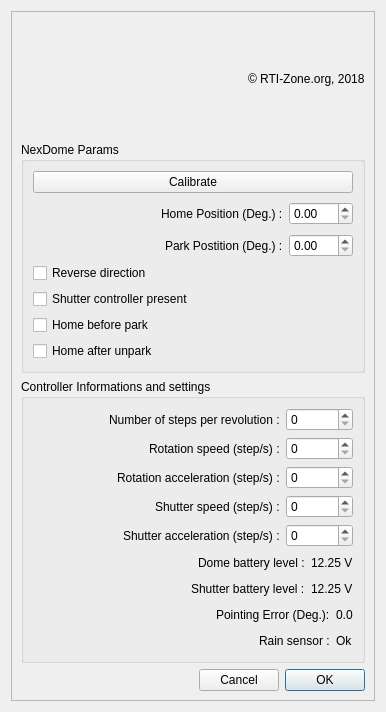
rpineau/NexDome, file NexDome.ui: the form before one commit.
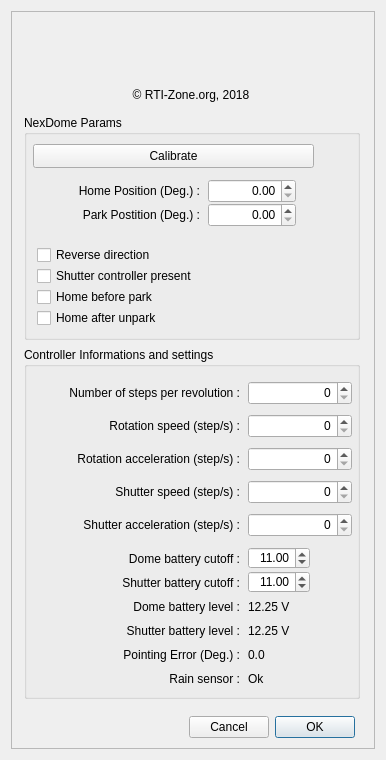
The form after the commit. Icons and pictures are not drawn. Custom widgets are drawn as their Qt base class.

What changed in the file:
```diff
--- a/NexDome.ui
+++ b/NexDome.ui
@@ -7,19 +7,19 @@
     <x>0</x>
     <y>0</y>
     <width>386</width>
-    <height>712</height>
+    <height>760</height>
    </rect>
   </property>
   <property name="minimumSize">
    <size>
     <width>386</width>
-    <height>712</height>
+    <height>760</height>
    </size>
   </property>
   <property name="maximumSize">
    <size>
     <width>386</width>
-    <height>712</height>
+    <height>760</height>
    </size>
   </property>
   <property name="windowTitle">
@@ -49,451 +49,554 @@
      <property name="SerialPortName" stdset="0">
       <string/>
      </property>
-     <layout class="QGridLayout" name="gridLayout">
-      <item row="2" column="0" rowspan="2">
        <widget class="QGroupBox" name="MaxDomeIIParams">
+      <property name="geometry">
+       <rect>
+        <x>13</x>
+        <y>104</y>
+        <width>336</width>
+        <height>225</height>
+       </rect>
+      </property>
         <property name="title">
          <string>NexDome Params</string>
         </property>
-        <layout class="QGridLayout" name="gridLayout_2">
-         <item row="14" column="0">
           <widget class="QCheckBox" name="homeOnUnpark">
+       <property name="geometry">
+        <rect>
+         <x>13</x>
+         <y>193</y>
+         <width>140</width>
+         <height>20</height>
+        </rect>
+       </property>
            <property name="text">
             <string>Home after unpark</string>
            </property>
           </widget>
-         </item>
-         <item row="2" column="0">
           <widget class="QPushButton" name="pushButton">
+       <property name="geometry">
+        <rect>
+         <x>9</x>
+         <y>29</y>
+         <width>281</width>
+         <height>24</height>
+        </rect>
+       </property>
            <property name="text">
             <string>Calibrate</string>
            </property>
           </widget>
-         </item>
-         <item row="12" column="0">
           <widget class="QCheckBox" name="hasShutterCtrl">
+       <property name="geometry">
+        <rect>
+         <x>13</x>
+         <y>151</y>
+         <width>183</width>
+         <height>20</height>
+        </rect>
+       </property>
            <property name="text">
             <string>Shutter controller present</string>
            </property>
           </widget>
-         </item>
-         <item row="10" column="0">
-          <layout class="QHBoxLayout" name="horizontalLayout_3">
-           <item>
-            <spacer name="horizontalSpacer_2">
-             <property name="orientation">
-              <enum>Qt::Horizontal</enum>
-             </property>
-             <property name="sizeHint" stdset="0">
-              <size>
-               <width>40</width>
-               <height>20</height>
-              </size>
-             </property>
-            </spacer>
-           </item>
-           <item>
-            <widget class="QLabel" name="label_3">
-             <property name="text">
-              <string>Park Postition (Deg.) :</string>
-             </property>
-            </widget>
-           </item>
-           <item>
-            <widget class="QDoubleSpinBox" name="parkPosition">
-             <property name="maximum">
-              <double>359.990000000000009</double>
-             </property>
-            </widget>
-           </item>
-          </layout>
-         </item>
-         <item row="11" column="0">
           <widget class="QCheckBox" name="needReverse">
+       <property name="geometry">
+        <rect>
+         <x>13</x>
+         <y>130</y>
+         <width>132</width>
+         <height>20</height>
+        </rect>
+       </property>
            <property name="text">
             <string>Reverse direction</string>
            </property>
           </widget>
-         </item>
-         <item row="7" column="0" rowspan="2">
-          <layout class="QHBoxLayout" name="horizontalLayout_2">
-           <item>
-            <spacer name="horizontalSpacer">
-             <property name="orientation">
-              <enum>Qt::Horizontal</enum>
-             </property>
-             <property name="sizeHint" stdset="0">
-              <size>
-               <width>40</width>
+      <widget class="QCheckBox" name="homeOnPark">
+       <property name="geometry">
+        <rect>
+         <x>13</x>
+         <y>172</y>
+         <width>136</width>
                <height>20</height>
-              </size>
-             </property>
-            </spacer>
-           </item>
-           <item>
+        </rect>
+       </property>
+       <property name="text">
+        <string>Home before park</string>
+       </property>
+      </widget>
             <widget class="QLabel" name="label_2">
+       <property name="geometry">
+        <rect>
+         <x>16</x>
+         <y>64</y>
+         <width>160</width>
+         <height>24</height>
+        </rect>
+       </property>
              <property name="text">
               <string>Home Position (Deg.) :</string>
              </property>
-            </widget>
-           </item>
-           <item>
+       <property name="alignment">
+        <set>Qt::AlignRight|Qt::AlignTrailing|Qt::AlignVCenter</set>
+       </property>
+      </widget>
             <widget class="QDoubleSpinBox" name="homePosition">
+       <property name="geometry">
+        <rect>
+         <x>184</x>
+         <y>64</y>
+         <width>88</width>
+         <height>24</height>
+        </rect>
+       </property>
+       <property name="alignment">
+        <set>Qt::AlignRight|Qt::AlignTrailing|Qt::AlignVCenter</set>
+       </property>
              <property name="maximum">
               <double>359.990000000000009</double>
              </property>
             </widget>
-           </item>
-          </layout>
-         </item>
-         <item row="13" column="0">
-          <widget class="QCheckBox" name="homeOnPark">
-           <property name="text">
-            <string>Home before park</string>
-           </property>
-          </widget>
-         </item>
-        </layout>
-       </widget>
-      </item>
-      <item row="0" column="0">
-       <layout class="QHBoxLayout" name="horizontalLayout_5">
-        <item>
-         <widget class="QLabel" name="label_logo">
+      <widget class="QLabel" name="label_3">
+       <property name="geometry">
+        <rect>
+         <x>32</x>
+         <y>88</y>
+         <width>144</width>
+         <height>24</height>
+        </rect>
+       </property>
           <property name="text">
-           <string/>
-          </property>
-          <property name="pixmap">
-           <pixmap>NexDome.png</pixmap>
-          </property>
+        <string>Park Postition (Deg.) :</string>
+       </property>
           <property name="alignment">
-           <set>Qt::AlignCenter</set>
-          </property>
-          <property name="X2_PhotoFileName" stdset="0">
-           <string>NexDome.png</string>
-          </property>
-         </widget>
-        </item>
-        <item>
-         <spacer name="horizontalSpacer_3">
-          <property name="orientation">
-           <enum>Qt::Horizontal</enum>
-          </property>
-          <property name="sizeHint" stdset="0">
-           <size>
-            <width>40</width>
-            <height>20</height>
-           </size>
-          </property>
-         </spacer>
-        </item>
-        <item>
-         <widget class="QLabel" name="label_4">
-          <property name="text">
-           <string>© RTI-Zone.org, 2018</string>
-          </property>
-         </widget>
-        </item>
-       </layout>
-      </item>
-      <item row="5" column="0">
-       <layout class="QHBoxLayout" name="horizontalLayout_4">
-        <item>
-         <spacer name="horizontalSpacer_4">
-          <property name="orientation">
-           <enum>Qt::Horizontal</enum>
-          </property>
-          <property name="sizeHint" stdset="0">
-           <size>
-            <width>40</width>
-            <height>20</height>
-           </size>
-          </property>
-         </spacer>
-        </item>
-        <item>
-         <widget class="QPushButton" name="pushButtonCancel">
-          <property name="text">
-           <string>Cancel</string>
-          </property>
-         </widget>
-        </item>
-        <item>
-         <widget class="QPushButton" name="pushButtonOK">
-          <property name="text">
-           <string>OK</string>
-          </property>
-          <property name="default">
-           <bool>true</bool>
-          </property>
-         </widget>
-        </item>
-       </layout>
-      </item>
-      <item row="4" column="0">
+        <set>Qt::AlignRight|Qt::AlignTrailing|Qt::AlignVCenter</set>
+       </property>
+      </widget>
+      <widget class="QDoubleSpinBox" name="parkPosition">
+       <property name="geometry">
+        <rect>
+         <x>184</x>
+         <y>88</y>
+         <width>88</width>
+         <height>24</height>
+        </rect>
+       </property>
+       <property name="alignment">
+        <set>Qt::AlignRight|Qt::AlignTrailing|Qt::AlignVCenter</set>
+       </property>
+       <property name="maximum">
+        <double>359.990000000000009</double>
+       </property>
+      </widget>
+     </widget>
        <widget class="QGroupBox" name="groupBox">
+      <property name="geometry">
+       <rect>
+        <x>13</x>
+        <y>336</y>
+        <width>336</width>
+        <height>352</height>
+       </rect>
+      </property>
         <property name="title">
          <string>Controller Informations and settings</string>
         </property>
-        <layout class="QGridLayout" name="gridLayout_3">
-         <item row="6" column="0">
-          <layout class="QHBoxLayout" name="horizontalLayout_7">
-           <item>
-            <spacer name="horizontalSpacer_5">
-             <property name="orientation">
-              <enum>Qt::Horizontal</enum>
-             </property>
-             <property name="sizeHint" stdset="0">
-              <size>
-               <width>40</width>
-               <height>20</height>
-              </size>
-             </property>
-            </spacer>
-           </item>
-           <item>
+      <widget class="QLabel" name="label_13">
+       <property name="geometry">
+        <rect>
+         <x>64</x>
+         <y>200</y>
+         <width>152</width>
+         <height>24</height>
+        </rect>
+       </property>
+       <property name="text">
+        <string>Dome battery cutoff :</string>
+       </property>
+       <property name="alignment">
+        <set>Qt::AlignRight|Qt::AlignTrailing|Qt::AlignVCenter</set>
+       </property>
+      </widget>
+      <widget class="QDoubleSpinBox" name="lowRotBatCutOff">
+       <property name="geometry">
+        <rect>
+         <x>224</x>
+         <y>200</y>
+         <width>62</width>
+         <height>22</height>
+        </rect>
+       </property>
+       <property name="alignment">
+        <set>Qt::AlignRight|Qt::AlignTrailing|Qt::AlignVCenter</set>
+       </property>
+       <property name="value">
+        <double>11.000000000000000</double>
+       </property>
+      </widget>
+      <widget class="QLabel" name="label_14">
+       <property name="geometry">
+        <rect>
+         <x>64</x>
+         <y>224</y>
+         <width>152</width>
+         <height>24</height>
+        </rect>
+       </property>
+       <property name="text">
+        <string>Shutter battery cutoff :</string>
+       </property>
+       <property name="alignment">
+        <set>Qt::AlignRight|Qt::AlignTrailing|Qt::AlignVCenter</set>
+       </property>
+      </widget>
+      <widget class="QDoubleSpinBox" name="lowShutBatCutOff">
+       <property name="geometry">
+        <rect>
+         <x>224</x>
+         <y>224</y>
+         <width>62</width>
+         <height>22</height>
+        </rect>
+       </property>
+       <property name="alignment">
+        <set>Qt::AlignRight|Qt::AlignTrailing|Qt::AlignVCenter</set>
+       </property>
+       <property name="value">
+        <double>11.000000000000000</double>
+       </property>
+      </widget>
+      <widget class="QLabel" name="shutterBatteryLevel">
+       <property name="geometry">
+        <rect>
+         <x>224</x>
+         <y>272</y>
+         <width>56</width>
+         <height>24</height>
+        </rect>
+       </property>
+       <property name="text">
+        <string>12.25 V</string>
+       </property>
+      </widget>
             <widget class="QLabel" name="label_5">
+       <property name="geometry">
+        <rect>
+         <x>72</x>
+         <y>272</y>
+         <width>144</width>
+         <height>24</height>
+        </rect>
+       </property>
              <property name="text">
               <string>Shutter battery level :</string>
              </property>
-            </widget>
-           </item>
-           <item>
-            <widget class="QLabel" name="shutterBatteryLevel">
-             <property name="text">
-              <string>12.25 V</string>
-             </property>
-            </widget>
-           </item>
-          </layout>
-         </item>
-         <item row="1" column="0">
-          <layout class="QHBoxLayout" name="horizontalLayout_10">
-           <item>
-            <spacer name="horizontalSpacer_10">
-             <property name="orientation">
-              <enum>Qt::Horizontal</enum>
-             </property>
-             <property name="sizeHint" stdset="0">
-              <size>
-               <width>40</width>
-               <height>20</height>
-              </size>
-             </property>
-            </spacer>
-           </item>
-           <item>
+       <property name="alignment">
+        <set>Qt::AlignRight|Qt::AlignTrailing|Qt::AlignVCenter</set>
+       </property>
+      </widget>
             <widget class="QLabel" name="label_9">
+       <property name="geometry">
+        <rect>
+         <x>56</x>
+         <y>67</y>
+         <width>160</width>
+         <height>24</height>
+        </rect>
+       </property>
              <property name="text">
               <string>Rotation speed (step/s) :</string>
              </property>
-            </widget>
-           </item>
-           <item>
+       <property name="alignment">
+        <set>Qt::AlignRight|Qt::AlignTrailing|Qt::AlignVCenter</set>
+       </property>
+      </widget>
             <widget class="QSpinBox" name="rotationSpeed">
+       <property name="geometry">
+        <rect>
+         <x>224</x>
+         <y>67</y>
+         <width>104</width>
+         <height>24</height>
+        </rect>
+       </property>
+       <property name="alignment">
+        <set>Qt::AlignRight|Qt::AlignTrailing|Qt::AlignVCenter</set>
+       </property>
              <property name="maximum">
               <number>999999999</number>
              </property>
             </widget>
-           </item>
-          </layout>
-         </item>
-         <item row="2" column="0">
-          <layout class="QHBoxLayout" name="horizontalLayout_11">
-           <item>
-            <spacer name="horizontalSpacer_11">
-             <property name="orientation">
-              <enum>Qt::Horizontal</enum>
-             </property>
-             <property name="sizeHint" stdset="0">
-              <size>
-               <width>40</width>
-               <height>20</height>
-              </size>
-             </property>
-            </spacer>
-           </item>
-           <item>
+      <widget class="QSpinBox" name="rotationAcceletation">
+       <property name="geometry">
+        <rect>
+         <x>224</x>
+         <y>100</y>
+         <width>104</width>
+         <height>24</height>
+        </rect>
+       </property>
+       <property name="alignment">
+        <set>Qt::AlignRight|Qt::AlignTrailing|Qt::AlignVCenter</set>
+       </property>
+       <property name="maximum">
+        <number>999999999</number>
+       </property>
+      </widget>
             <widget class="QLabel" name="label_10">
+       <property name="geometry">
+        <rect>
+         <x>16</x>
+         <y>100</y>
+         <width>200</width>
+         <height>24</height>
+        </rect>
+       </property>
              <property name="text">
               <string>Rotation acceleration (step/s) :</string>
              </property>
-            </widget>
-           </item>
-           <item>
-            <widget class="QSpinBox" name="rotationAcceletation">
-             <property name="maximum">
-              <number>999999999</number>
-             </property>
-            </widget>
-           </item>
-          </layout>
-         </item>
-         <item row="3" column="0">
-          <layout class="QHBoxLayout" name="horizontalLayout_12">
-           <item>
-            <spacer name="horizontalSpacer_12">
-             <property name="orientation">
-              <enum>Qt::Horizontal</enum>
-             </property>
-             <property name="sizeHint" stdset="0">
-              <size>
-               <width>40</width>
-               <height>20</height>
-              </size>
-             </property>
-            </spacer>
-           </item>
-           <item>
-            <widget class="QLabel" name="label_11">
-             <property name="text">
-              <string>Shutter speed (step/s) :</string>
-             </property>
-            </widget>
-           </item>
-           <item>
-            <widget class="QSpinBox" name="shutterSpeed">
-             <property name="maximum">
-              <number>999999999</number>
-             </property>
-            </widget>
-           </item>
-          </layout>
-         </item>
-         <item row="0" column="0">
-          <layout class="QHBoxLayout" name="horizontalLayout">
-           <item>
-            <spacer name="horizontalSpacer_6">
-             <property name="orientation">
-              <enum>Qt::Horizontal</enum>
-             </property>
-             <property name="sizeHint" stdset="0">
-              <size>
-               <width>40</width>
-               <height>20</height>
-              </size>
-             </property>
-            </spacer>
-           </item>
-           <item>
+       <property name="alignment">
+        <set>Qt::AlignRight|Qt::AlignTrailing|Qt::AlignVCenter</set>
+       </property>
+      </widget>
             <widget class="QLabel" name="label">
+       <property name="geometry">
+        <rect>
+         <x>8</x>
+         <y>34</y>
+         <width>208</width>
+         <height>24</height>
+        </rect>
+       </property>
              <property name="text">
               <string>Number of steps per revolution :</string>
              </property>
-            </widget>
-           </item>
-           <item>
+       <property name="alignment">
+        <set>Qt::AlignRight|Qt::AlignTrailing|Qt::AlignVCenter</set>
+       </property>
+      </widget>
             <widget class="QSpinBox" name="ticksPerRev">
+       <property name="geometry">
+        <rect>
+         <x>224</x>
+         <y>34</y>
+         <width>104</width>
+         <height>24</height>
+        </rect>
+       </property>
+       <property name="alignment">
+        <set>Qt::AlignRight|Qt::AlignTrailing|Qt::AlignVCenter</set>
+       </property>
              <property name="maximum">
               <number>999999999</number>
              </property>
             </widget>
-           </item>
-          </layout>
-         </item>
-         <item row="8" column="0">
-          <layout class="QHBoxLayout" name="horizontalLayout_9">
-           <property name="bottomMargin">
-            <number>0</number>
-           </property>
-           <item>
-            <spacer name="horizontalSpacer_9">
-             <property name="orientation">
-              <enum>Qt::Horizontal</enum>
-             </property>
-             <property name="sizeHint" stdset="0">
-              <size>
-               <width>40</width>
-               <height>20</height>
-              </size>
-             </property>
-            </spacer>
-           </item>
-           <item>
             <widget class="QLabel" name="label_8">
+       <property name="geometry">
+        <rect>
+         <x>128</x>
+         <y>320</y>
+         <width>88</width>
+         <height>24</height>
+        </rect>
+       </property>
              <property name="text">
               <string>Rain sensor :</string>
              </property>
-            </widget>
-           </item>
-           <item>
+       <property name="alignment">
+        <set>Qt::AlignRight|Qt::AlignTrailing|Qt::AlignVCenter</set>
+       </property>
+      </widget>
             <widget class="QLabel" name="rainStatus">
+       <property name="geometry">
+        <rect>
+         <x>224</x>
+         <y>320</y>
+         <width>96</width>
+         <height>24</height>
+        </rect>
+       </property>
              <property name="text">
               <string>Ok</string>
              </property>
             </widget>
-           </item>
-          </layout>
-         </item>
-         <item row="7" column="0">
-          <layout class="QHBoxLayout" name="horizontalLayout_8">
-           <property name="bottomMargin">
-            <number>0</number>
-           </property>
-           <item>
-            <spacer name="horizontalSpacer_8">
-             <property name="orientation">
-              <enum>Qt::Horizontal</enum>
-             </property>
-             <property name="sizeHint" stdset="0">
-              <size>
-               <width>40</width>
-               <height>20</height>
-              </size>
-             </property>
-            </spacer>
-           </item>
-           <item>
             <widget class="QLabel" name="label_6">
+       <property name="geometry">
+        <rect>
+         <x>64</x>
+         <y>296</y>
+         <width>152</width>
+         <height>24</height>
+        </rect>
+       </property>
              <property name="text">
-              <string>Pointing Error (Deg.):</string>
-             </property>
-            </widget>
-           </item>
-           <item>
+        <string>Pointing Error (Deg.) :</string>
+       </property>
+       <property name="alignment">
+        <set>Qt::AlignRight|Qt::AlignTrailing|Qt::AlignVCenter</set>
+       </property>
+      </widget>
             <widget class="QLabel" name="domePointingError">
+       <property name="geometry">
+        <rect>
+         <x>224</x>
+         <y>296</y>
+         <width>48</width>
+         <height>24</height>
+        </rect>
+       </property>
              <property name="text">
               <string>0.0</string>
              </property>
             </widget>
-           </item>
-          </layout>
-         </item>
-         <item row="5" column="0">
-          <layout class="QHBoxLayout" name="horizontalLayout_6">
-           <item>
-            <spacer name="horizontalSpacer_7">
-             <property name="orientation">
-              <enum>Qt::Horizontal</enum>
-             </property>
-             <property name="sizeHint" stdset="0">
-              <size>
-               <width>40</width>
-               <height>20</height>
-              </size>
-             </property>
-            </spacer>
-           </item>
-           <item>
+      <widget class="QSpinBox" name="shutterAcceleration">
+       <property name="geometry">
+        <rect>
+         <x>224</x>
+         <y>166</y>
+         <width>104</width>
+         <height>24</height>
+        </rect>
+       </property>
+       <property name="alignment">
+        <set>Qt::AlignRight|Qt::AlignTrailing|Qt::AlignVCenter</set>
+       </property>
+       <property name="maximum">
+        <number>999999999</number>
+       </property>
+      </widget>
+      <widget class="QLabel" name="label_12">
+       <property name="geometry">
+        <rect>
+         <x>16</x>
+         <y>166</y>
+         <width>200</width>
+         <height>24</height>
+        </rect>
+       </property>
+       <property name="text">
+        <string>Shutter acceleration (step/s) :</string>
+       </property>
+       <property name="alignment">
+        <set>Qt::AlignRight|Qt::AlignTrailing|Qt::AlignVCenter</set>
+       </property>
+      </widget>
             <widget class="QLabel" name="label_7">
+       <property name="geometry">
+        <rect>
+         <x>80</x>
+         <y>248</y>
+         <width>136</width>
+         <height>24</height>
+        </rect>
+       </property>
              <property name="text">
               <string>Dome battery level :</string>
              </property>
-            </widget>
-           </item>
-           <item>
+       <property name="alignment">
+        <set>Qt::AlignRight|Qt::AlignTrailing|Qt::AlignVCenter</set>
+       </property>
+      </widget>
             <widget class="QLabel" name="domeBatteryLevel">
+       <property name="geometry">
+        <rect>
+         <x>224</x>
+         <y>248</y>
+         <width>56</width>
+         <height>24</height>
+        </rect>
+       </property>
              <property name="text">
               <string>12.25 V</string>
              </property>
-            </widget>
-           </item>
-          </layout>
-         </item>
-         <item row="4" column="0">
-          <layout class="QHBoxLayout" name="horizontalLayout_14">
+       <property name="alignment">
+        <set>Qt::AlignLeading|Qt::AlignLeft|Qt::AlignVCenter</set>
+       </property>
+      </widget>
+      <widget class="QLabel" name="label_11">
+       <property name="geometry">
+        <rect>
+         <x>56</x>
+         <y>133</y>
+         <width>160</width>
+         <height>24</height>
+        </rect>
+       </property>
+       <property name="text">
+        <string>Shutter speed (step/s) :</string>
+       </property>
+       <property name="alignment">
+        <set>Qt::AlignRight|Qt::AlignTrailing|Qt::AlignVCenter</set>
+       </property>
+      </widget>
+      <widget class="QSpinBox" name="shutterSpeed">
+       <property name="geometry">
+        <rect>
+         <x>224</x>
+         <y>133</y>
+         <width>104</width>
+         <height>24</height>
+        </rect>
+       </property>
+       <property name="alignment">
+        <set>Qt::AlignRight|Qt::AlignTrailing|Qt::AlignVCenter</set>
+       </property>
+       <property name="maximum">
+        <number>999999999</number>
+       </property>
+      </widget>
+     </widget>
+     <widget class="QLabel" name="label_logo">
+      <property name="geometry">
+       <rect>
+        <x>96</x>
+        <y>8</y>
+        <width>168</width>
+        <height>64</height>
+       </rect>
+      </property>
+      <property name="text">
+       <string/>
+      </property>
+      <property name="pixmap">
+       <pixmap>NexDome.png</pixmap>
+      </property>
+      <property name="alignment">
+       <set>Qt::AlignCenter</set>
+      </property>
+      <property name="X2_PhotoFileName" stdset="0">
+       <string>NexDome.png</string>
+      </property>
+     </widget>
+     <widget class="QLabel" name="label_4">
+      <property name="geometry">
+       <rect>
+        <x>96</x>
+        <y>64</y>
+        <width>168</width>
+        <height>40</height>
+       </rect>
+      </property>
+      <property name="text">
+       <string>© RTI-Zone.org, 2018</string>
+      </property>
+      <property name="alignment">
+       <set>Qt::AlignCenter</set>
+      </property>
+     </widget>
+     <widget class="QWidget" name="horizontalLayoutWidget">
+      <property name="geometry">
+       <rect>
+        <x>128</x>
+        <y>696</y>
+        <width>216</width>
+        <height>40</height>
+       </rect>
+      </property>
+      <layout class="QHBoxLayout" name="horizontalLayout">
            <item>
-            <spacer name="horizontalSpacer_13">
+        <spacer name="horizontalSpacer">
              <property name="orientation">
               <enum>Qt::Horizontal</enum>
              </property>
@@ -506,25 +609,24 @@
             </spacer>
            </item>
            <item>
-            <widget class="QLabel" name="label_12">
+        <widget class="QPushButton" name="pushButtonCancel">
              <property name="text">
-              <string>Shutter acceleration (step/s) :</string>
+          <string>Cancel</string>
              </property>
             </widget>
            </item>
            <item>
-            <widget class="QSpinBox" name="shutterAcceleration">
-             <property name="maximum">
-              <number>999999999</number>
-             </property>
+        <widget class="QPushButton" name="pushButtonOK">
+         <property name="text">
+          <string>OK</string>
+         </property>
+         <property name="default">
+          <bool>true</bool>
+         </property>
             </widget>
            </item>
           </layout>
-         </item>
-        </layout>
-       </widget>
-      </item>
-     </layout>
+     </widget>
     </widget>
    </item>
   </layout>
```
Lines whose indentation alone changed are shown as unchanged.
